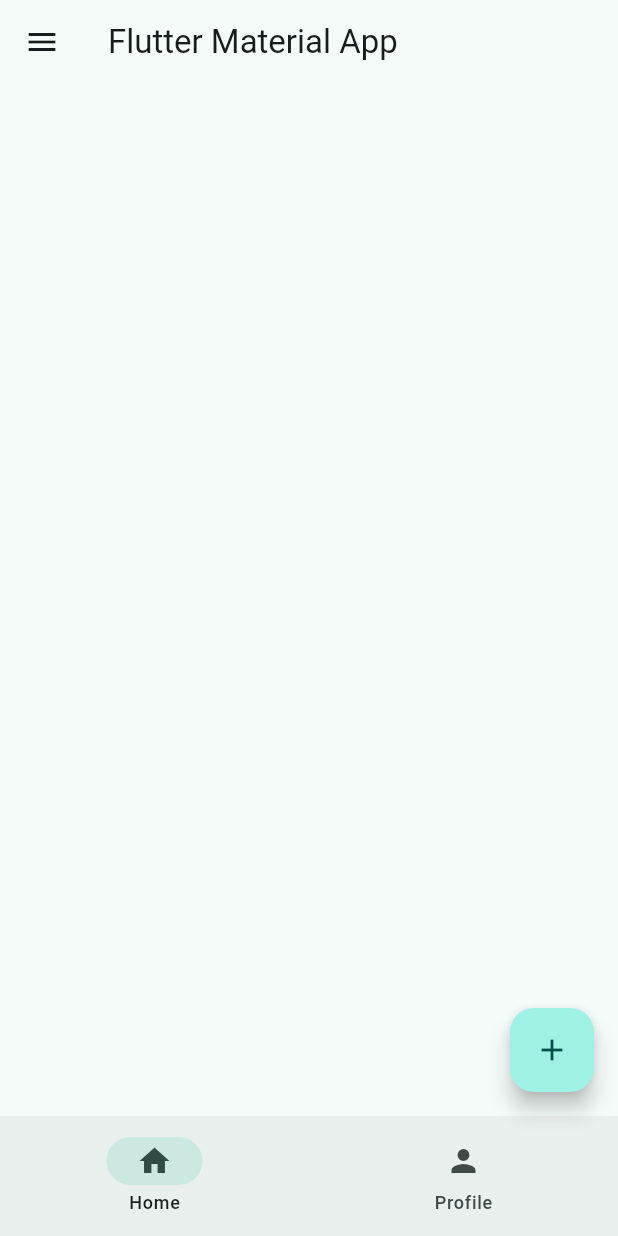
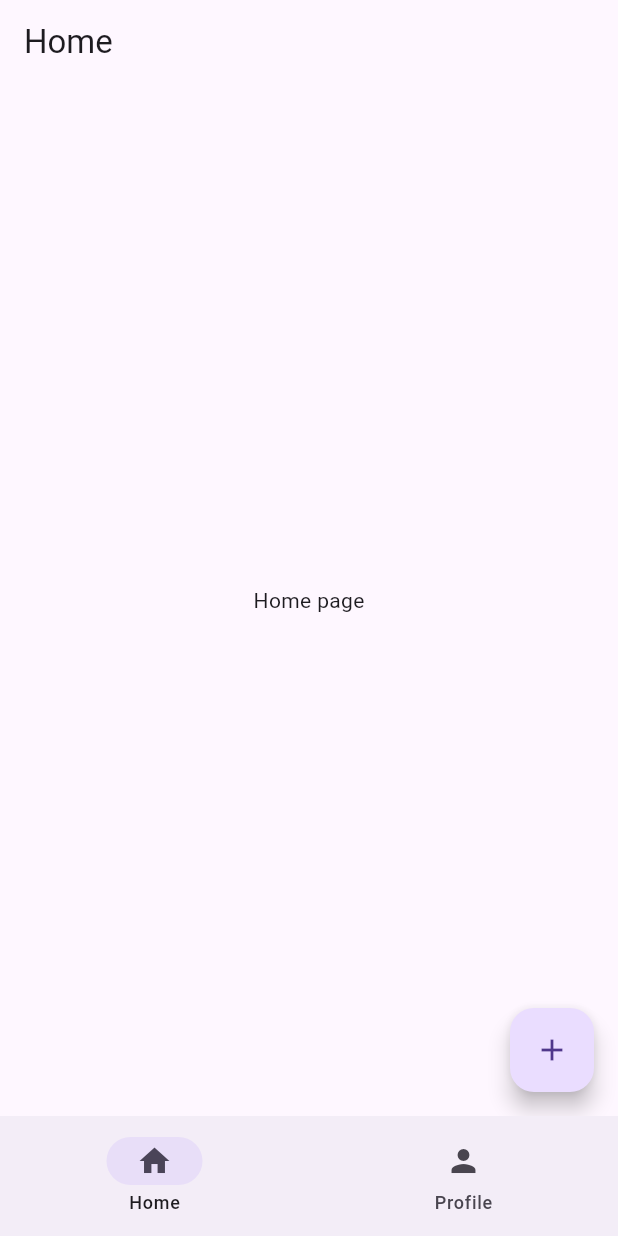
Before and after one commit to cylixlee/flutter-course, a Flutter app: the screen it shows after launch, after a tap on the "add" icon, on a phone screen of 412 x 824 dp. Run offline on Flutter 3.47's test engine with Material 3 defaults, Android fonts, the phone set to English and light mode, and no system bars; missing offline and left inert: window_manager.

Commit message:
feature: Add `NavigationBarApp` widget.

```diff
--- a/analysis_options.yaml
+++ b/analysis_options.yaml
@@ -1 +1,8 @@
 include: package:flutter_lints/flutter.yaml
+
+linter:
+  rules:
+    prefer_const_constructors: true
+    prefer_const_constructors_in_immutables: true
+    prefer_const_declarations: true
+    prefer_const_literals_to_create_immutables: true
--- a/lib/main.dart
+++ b/lib/main.dart
@@ -1,6 +1,9 @@
 import 'dart:io';
 
 import 'package:flutter/material.dart';
+import 'package:flutter_course/pages/home_page.dart';
+import 'package:flutter_course/widgets/navigation_bar_app.dart';
+import 'package:provider/provider.dart';
 import 'package:window_manager/window_manager.dart';
 
 void main() async {
@@ -12,13 +15,32 @@ void main() async {
     await windowManager.ensureInitialized();
 
     // Apply window options.
-    final windowOptions = WindowOptions(
+    const windowOptions = WindowOptions(
       title: "Flutter Course",
       size: Size(500, 900),
     );
     windowManager.waitUntilReadyToShow(windowOptions);
   }
-  runApp(const MyApp());
+
+  final destinations = [
+    const NavigationBarAppDestination(
+      label: 'Home',
+      icon: Icons.home,
+      child: HomePage(),
+    ),
+    const NavigationBarAppDestination(
+      label: 'Profile',
+      icon: Icons.person,
+      child: Center(child: Text('Profile')),
+    ),
+  ];
+
+  runApp(
+    ChangeNotifierProvider(
+      create: (context) => NavigationBarAppModel(destinations: destinations),
+      child: const MyApp(),
+    ),
+  );
 }
 
 class MyApp extends StatelessWidget {
@@ -26,32 +48,6 @@ class MyApp extends StatelessWidget {
 
   @override
   Widget build(BuildContext context) {
-    return MaterialApp(
-      home: Scaffold(
-        appBar: AppBar(title: Text("Flutter Material App")),
-        drawer: Drawer(
-          child: Column(
-            children: [
-              DrawerHeader(child: Text("Drawer Header")),
-              ListTile(title: Text("Logout")),
-            ],
-          ),
-        ),
-        bottomNavigationBar: NavigationBar(
-          destinations: [
-            NavigationDestination(icon: Icon(Icons.home), label: "Home"),
-            NavigationDestination(icon: Icon(Icons.person), label: "Profile"),
-          ],
-        ),
-        floatingActionButton: FloatingActionButton(
-          child: Icon(Icons.add),
-          onPressed: () {},
-        ),
-      ),
-      theme: ThemeData.from(
-        colorScheme: ColorScheme.fromSeed(seedColor: Colors.teal),
-      ),
-      debugShowCheckedModeBanner: false,
-    );
+    return const MaterialApp(home: NavigationBarApp());
   }
 }
--- /dev/null
+++ b/lib/pages/home_page.dart
@@ -0,0 +1,17 @@
+import 'package:flutter/material.dart';
+
+class HomePage extends StatelessWidget {
+  const HomePage({super.key});
+
+  @override
+  Widget build(BuildContext context) {
+    return Scaffold(
+      appBar: AppBar(title: const Text("Home")),
+      body: const Center(child: Text("Home page")),
+      floatingActionButton: FloatingActionButton(
+        onPressed: () {},
+        child: const Icon(Icons.add),
+      ),
+    );
+  }
+}
--- /dev/null
+++ b/lib/widgets/navigation_bar_app.dart
@@ -0,0 +1,62 @@
+import 'package:flutter/material.dart';
+import 'package:provider/provider.dart';
+
+@immutable
+class NavigationBarAppDestination {
+  final String label;
+  final IconData icon;
+  final Widget child;
+
+  const NavigationBarAppDestination({
+    required this.label,
+    required this.icon,
+    required this.child,
+  });
+}
+
+class NavigationBarAppModel with ChangeNotifier {
+  final List<NavigationBarAppDestination> destinations;
+  int _selectedIndex = 0;
+
+  NavigationBarAppModel({required this.destinations});
+
+  int get selectedIndex => _selectedIndex;
+
+  set selectedIndex(int value) {
+    _selectedIndex = value;
+    notifyListeners();
+  }
+}
+
+class NavigationBarApp extends StatelessWidget {
+  const NavigationBarApp({super.key});
+
+  @override
+  Widget build(BuildContext context) {
+    return Consumer<NavigationBarAppModel>(
+      builder: (context, value, child) {
+        return Scaffold(
+          body: value.destinations[value.selectedIndex].child,
+          bottomNavigationBar: NavigationBar(
+            destinations: List.generate(value.destinations.length, (index) {
+              final item = value.destinations[index];
+              return NavigationDestination(
+                icon: Icon(item.icon),
+                label: item.label,
+                tooltip: item.label,
+              );
+            }),
+            selectedIndex: value.selectedIndex,
+            onDestinationSelected: (index) {
+              final model = Provider.of<NavigationBarAppModel>(
+                context,
+                listen: false,
+              );
+              model.selectedIndex = index;
+            },
+          ),
+        );
+      },
+    );
+  }
+}
--- a/pubspec.yaml
+++ b/pubspec.yaml
@@ -9,6 +9,7 @@ environment:
 dependencies:
   flutter:
     sdk: flutter
+  provider: ^6.1.5
   window_manager: ^0.5.0
 
 dev_dependencies:
```
